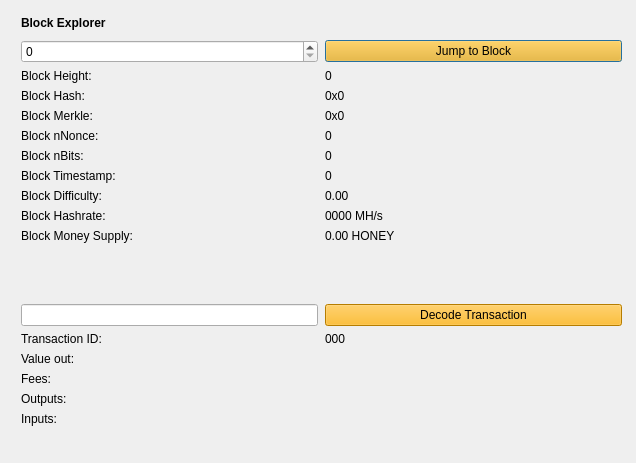
Before: the Qt Designer form src/qt/forms/blockbrowser.ui in tatdig/nomad-coin, drawn with Qt 5.
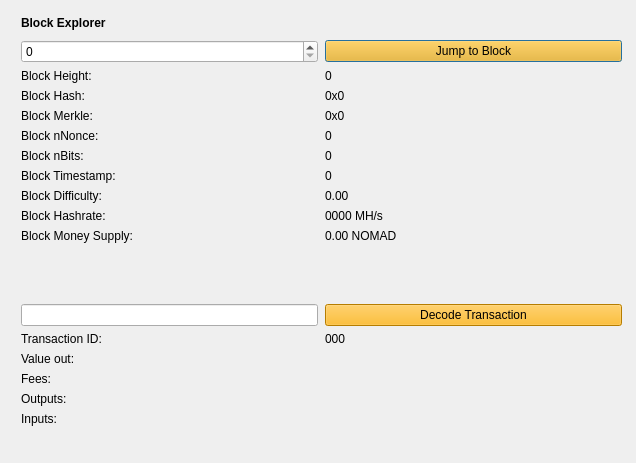
After: the same form once the commit is applied.

Commit message:
Nomad cumulative update (#1)
* Nomad cumulative update

Changelog

- Finished adding in the in-wallet blockexplorer

- Updated dependencies for Windows systems

- Updated sourcecode to accept new dependencies

* Correct header image size/placement

```diff
--- a/src/qt/forms/blockbrowser.ui
+++ b/src/qt/forms/blockbrowser.ui
@@ -257,7 +257,7 @@
        <item row="11" column="1">
         <widget class="QLabel" name="moneySupplyBox">
          <property name="text">
-          <string>0.00 HONEY</string>
+          <string>0.00 NOMAD</string>
          </property>
          <property name="textInteractionFlags">
           <set>Qt::LinksAccessibleByMouse|Qt::TextSelectableByMouse</set>
```
Left out of the diff: 2 changed lines with no effect on the pictures. The commit also changes 164 other files.
